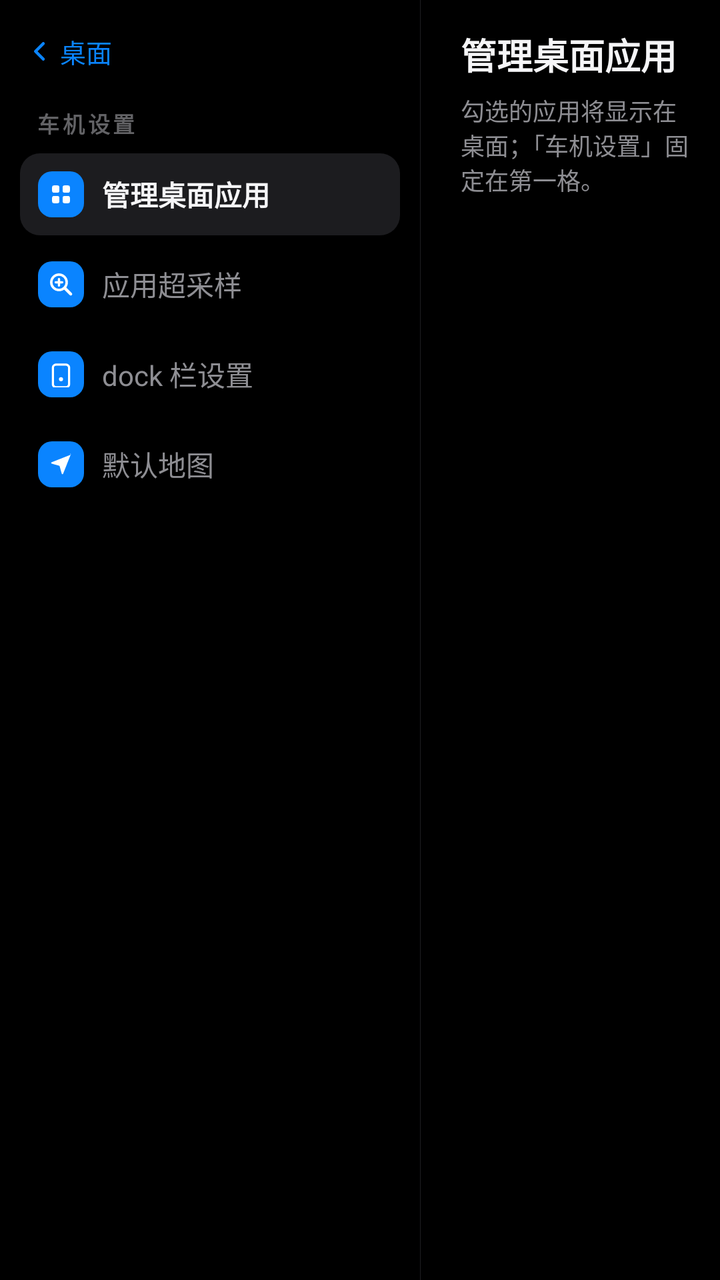
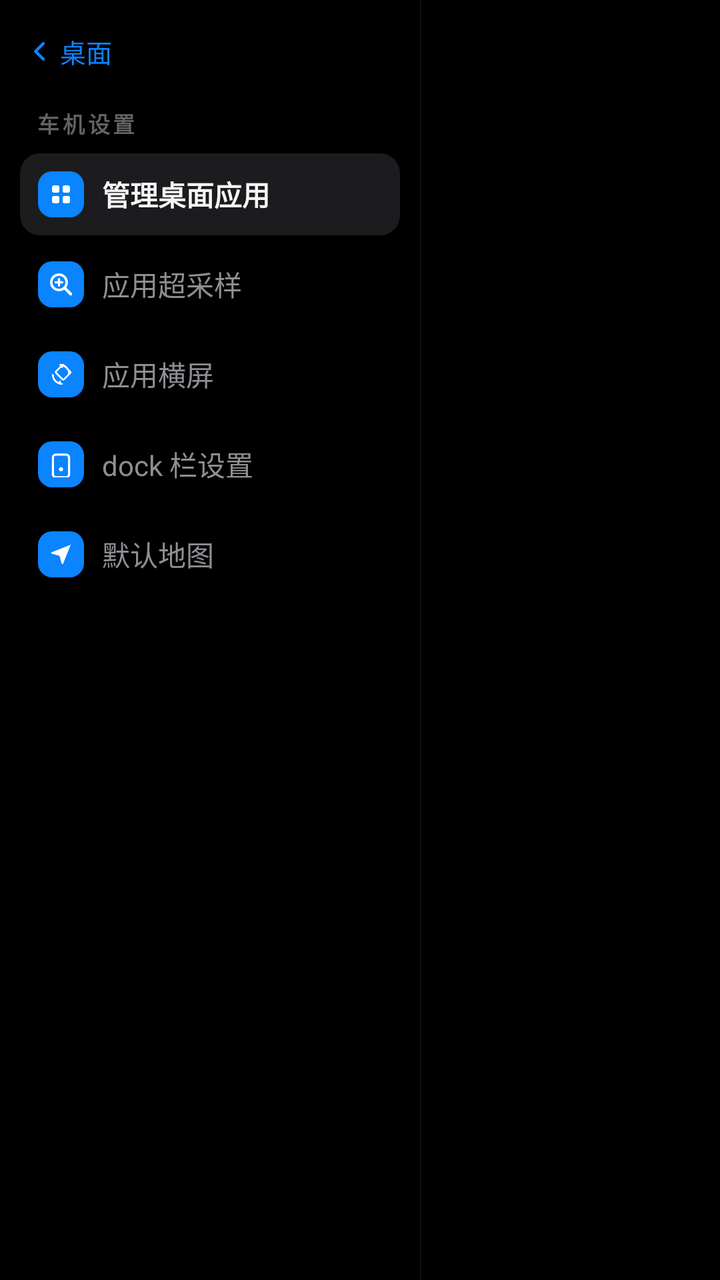

The first picture is an Android layout as it rendered before a commit; the second is the same layout after the commit. The layout source and the unified diff follow.
<!-- AndroidManifest.xml: activity theme Theme.CarPlaySender.Settings -->
<!-- res/layout/activity_settings.xml -->
<?xml version="1.0" encoding="utf-8"?>
<LinearLayout xmlns:android="http://schemas.android.com/apk/res/android"
    android:layout_width="match_parent"
    android:layout_height="match_parent"
    android:orientation="horizontal"
    android:background="#FF000000">

    
    <LinearLayout
        android:id="@+id/settingsMenu"
        android:layout_width="210dp"
        android:layout_height="match_parent"
        android:orientation="vertical"
        android:paddingLeft="10dp"
        android:paddingRight="10dp"
        android:paddingTop="10dp"
        android:paddingBottom="12dp">

        <TextView
            android:id="@+id/btnBack"
            android:layout_width="wrap_content"
            android:layout_height="wrap_content"
            android:background="?android:attr/selectableItemBackground"
            android:drawableLeft="@drawable/ic_chevron_left"
            android:drawablePadding="4dp"
            android:gravity="center_vertical"
            android:paddingLeft="4dp"
            android:paddingTop="6dp"
            android:paddingRight="10dp"
            android:paddingBottom="6dp"
            android:text="桌面"
            android:textColor="#FF0A84FF"
            android:textSize="13sp" />

        <TextView
            android:layout_width="match_parent"
            android:layout_height="wrap_content"
            android:layout_marginLeft="8dp"
            android:layout_marginTop="12dp"
            android:layout_marginRight="8dp"
            android:letterSpacing="0.14"
            android:text="车机设置"
            android:textColor="#FF636366"
            android:textSize="11sp"
            android:textStyle="bold" />

        <LinearLayout
            android:id="@+id/menuDesktopApps"
            android:layout_width="match_parent"
            android:layout_height="wrap_content"
            android:layout_marginTop="7dp"
            android:background="@drawable/bg_menu_item"
            android:gravity="center_vertical"
            android:orientation="horizontal"
            android:padding="9dp">

            <ImageView
                android:layout_width="23dp"
                android:layout_height="23dp"
                android:background="@drawable/bg_menu_chip"
                android:importantForAccessibility="no"
                android:padding="5dp"
                android:src="@drawable/ic_menu_grid" />

            <TextView
                android:layout_width="wrap_content"
                android:layout_height="wrap_content"
                android:layout_marginLeft="9dp"
                android:text="管理桌面应用"
                android:textColor="#FFF5F5F7"
                android:textSize="14sp"
                android:textStyle="bold" />
        </LinearLayout>

        <LinearLayout
            android:id="@+id/menuSupersample"
            android:layout_width="match_parent"
            android:layout_height="wrap_content"
            android:layout_marginTop="4dp"
            android:background="?android:attr/selectableItemBackground"
            android:gravity="center_vertical"
            android:orientation="horizontal"
            android:padding="9dp">

            <ImageView
                android:layout_width="23dp"
                android:layout_height="23dp"
                android:background="@drawable/bg_menu_chip"
                android:importantForAccessibility="no"
                android:padding="5dp"
                android:src="@drawable/ic_menu_zoom" />

            <TextView
                android:layout_width="wrap_content"
                android:layout_height="wrap_content"
                android:layout_marginLeft="9dp"
                android:text="应用超采样"
                android:textColor="#FF8E8E93"
                android:textSize="14sp" />
        </LinearLayout>

        <LinearLayout
            android:id="@+id/menuDock"
            android:layout_width="match_parent"
            android:layout_height="wrap_content"
            android:layout_marginTop="4dp"
            android:background="?android:attr/selectableItemBackground"
            android:gravity="center_vertical"
            android:orientation="horizontal"
            android:padding="9dp">

            <ImageView
                android:layout_width="23dp"
                android:layout_height="23dp"
                android:background="@drawable/bg_menu_chip"
                android:importantForAccessibility="no"
                android:padding="5dp"
                android:src="@drawable/ic_menu_dock" />

            <TextView
                android:layout_width="wrap_content"
                android:layout_height="wrap_content"
                android:layout_marginLeft="9dp"
                android:text="dock 栏设置"
                android:textColor="#FF8E8E93"
                android:textSize="14sp" />
        </LinearLayout>

        <LinearLayout
            android:id="@+id/menuDefaultMap"
            android:layout_width="match_parent"
            android:layout_height="wrap_content"
            android:layout_marginTop="4dp"
            android:background="?android:attr/selectableItemBackground"
            android:gravity="center_vertical"
            android:orientation="horizontal"
            android:padding="9dp">

            <ImageView
                android:layout_width="23dp"
                android:layout_height="23dp"
                android:background="@drawable/bg_menu_chip"
                android:importantForAccessibility="no"
                android:padding="5dp"
                android:src="@drawable/ic_menu_map" />

            <TextView
                android:layout_width="wrap_content"
                android:layout_height="wrap_content"
                android:layout_marginLeft="9dp"
                android:text="默认地图"
                android:textColor="#FF8E8E93"
                android:textSize="14sp" />
        </LinearLayout>
    </LinearLayout>

    <View
        android:layout_width="1px"
        android:layout_height="match_parent"
        android:background="#FF1E1E21" />

    
    <FrameLayout
        android:layout_width="0dp"
        android:layout_height="match_parent"
        android:layout_weight="1">

        
        <LinearLayout
            android:id="@+id/contentDesktopApps"
            android:layout_width="match_parent"
            android:layout_height="match_parent"
            android:orientation="vertical"
            android:paddingLeft="20dp"
            android:paddingRight="13dp"
            android:paddingTop="14dp"
            android:paddingBottom="10dp">

            <LinearLayout
                android:layout_width="match_parent"
                android:layout_height="wrap_content"
                android:gravity="bottom"
                android:orientation="horizontal">

                <TextView
                    android:layout_width="wrap_content"
                    android:layout_height="wrap_content"
                    android:text="管理桌面应用"
                    android:textColor="#FFF5F5F7"
                    android:textSize="18sp"
                    android:textStyle="bold" />

                <TextView
                    android:id="@+id/settingsCount"
                    android:layout_width="wrap_content"
                    android:layout_height="wrap_content"
                    android:layout_marginLeft="10dp"
                    android:textColor="#FF8E8E93"
                    android:textSize="12sp" />
            </LinearLayout>

            <TextView
                android:layout_width="match_parent"
                android:layout_height="wrap_content"
                android:layout_marginTop="6dp"
                android:layout_marginBottom="11dp"
                android:text="勾选的应用将显示在桌面；「车机设置」固定在第一格。"
                android:textColor="#FF8E8E93"
                android:textSize="12sp" />

            
            <FrameLayout
                android:layout_width="match_parent"
                android:layout_height="0dp"
                android:layout_weight="1">

                <androidx.recyclerview.widget.RecyclerView
                    android:id="@+id/appList"
                    android:layout_width="match_parent"
                    android:layout_height="match_parent"
                    android:clipToPadding="false"
                    android:paddingRight="26dp"
                    android:scrollbars="vertical" />

                <LinearLayout
                    android:id="@+id/appListIndex"
                    android:layout_width="wrap_content"
                    android:layout_height="wrap_content"
                    android:layout_gravity="right|center_vertical"
                    android:orientation="vertical"
                    android:paddingLeft="6dp" />
            </FrameLayout>
        </LinearLayout>

        
        <LinearLayout
            android:id="@+id/contentSupersample"
            android:layout_width="match_parent"
            android:layout_height="match_parent"
            android:orientation="vertical"
            android:paddingLeft="20dp"
            android:paddingRight="13dp"
            android:paddingTop="14dp"
            android:paddingBottom="10dp"
            android:visibility="gone">

            <TextView
                android:layout_width="wrap_content"
                android:layout_height="wrap_content"
                android:text="应用超采样"
                android:textColor="#FFF5F5F7"
                android:textSize="18sp"
                android:textStyle="bold" />

            <TextView
                android:layout_width="match_parent"
                android:layout_height="wrap_content"
                android:layout_marginTop="6dp"
                android:layout_marginBottom="11dp"
                android:text="超采样以 1.5× 分辨率渲染再缩回，竖屏应用顶部空带更小；横屏应用建议关闭（更清晰流畅）。自动 = 检测为竖屏应用时开启。"
                android:textColor="#FF8E8E93"
                android:textSize="12sp" />

            
            <FrameLayout
                android:layout_width="match_parent"
                android:layout_height="0dp"
                android:layout_weight="1">

                <androidx.recyclerview.widget.RecyclerView
                    android:id="@+id/ssList"
                    android:layout_width="match_parent"
                    android:layout_height="match_parent"
                    android:clipToPadding="false"
                    android:paddingRight="26dp"
                    android:scrollbars="vertical" />

                <LinearLayout
                    android:id="@+id/ssListIndex"
                    android:layout_width="wrap_content"
                    android:layout_height="wrap_content"
                    android:layout_gravity="right|center_vertical"
                    android:orientation="vertical"
                    android:paddingLeft="6dp" />
            </FrameLayout>
        </LinearLayout>

        
        <LinearLayout
            android:id="@+id/contentDock"
            android:layout_width="match_parent"
            android:layout_height="match_parent"
            android:orientation="vertical"
            android:paddingLeft="20dp"
            android:paddingRight="13dp"
            android:paddingTop="14dp"
            android:paddingBottom="10dp"
            android:visibility="gone">

            <TextView
                android:layout_width="wrap_content"
                android:layout_height="wrap_content"
                android:text="dock 栏设置"
                android:textColor="#FFF5F5F7"
                android:textSize="18sp"
                android:textStyle="bold" />

            <TextView
                android:layout_width="match_parent"
                android:layout_height="wrap_content"
                android:layout_marginTop="6dp"
                android:layout_marginBottom="11dp"
                android:text="调整 dock 栏壁纸的暗幕透明度与高斯模糊程度，拖动即时生效。"
                android:textColor="#FF8E8E93"
                android:textSize="12sp" />

            <TextView
                android:layout_width="wrap_content"
                android:layout_height="wrap_content"
                android:text="暗幕透明度"
                android:textColor="#FFF5F5F7"
                android:textSize="14sp" />

            <LinearLayout
                android:layout_width="match_parent"
                android:layout_height="wrap_content"
                android:layout_marginTop="4dp"
                android:gravity="center_vertical"
                android:orientation="horizontal">

                <SeekBar
                    android:id="@+id/dockScrimSeek"
                    android:layout_width="0dp"
                    android:layout_height="wrap_content"
                    android:layout_weight="1"
                    android:max="100" />

                <TextView
                    android:id="@+id/dockScrimValue"
                    android:layout_width="52dp"
                    android:layout_height="wrap_content"
                    android:layout_marginLeft="8dp"
                    android:gravity="right"
                    android:textColor="#FF8E8E93"
                    android:textSize="12sp" />
            </LinearLayout>

            <TextView
                android:layout_width="wrap_content"
                android:layout_height="wrap_content"
                android:layout_marginTop="14dp"
                android:text="背景模糊程度"
                android:textColor="#FFF5F5F7"
                android:textSize="14sp" />

            <LinearLayout
                android:layout_width="match_parent"
                android:layout_height="wrap_content"
                android:layout_marginTop="4dp"
                android:gravity="center_vertical"
                android:orientation="horizontal">

                <SeekBar
                    android:id="@+id/dockBlurSeek"
                    android:layout_width="0dp"
                    android:layout_height="wrap_content"
                    android:layout_weight="1"
                    android:max="100" />

                <TextView
                    android:id="@+id/dockBlurValue"
                    android:layout_width="52dp"
                    android:layout_height="wrap_content"
                    android:layout_marginLeft="8dp"
                    android:gravity="right"
                    android:textColor="#FF8E8E93"
                    android:textSize="12sp" />
            </LinearLayout>
        </LinearLayout>

        
        <LinearLayout
            android:id="@+id/contentDefaultMap"
            android:layout_width="match_parent"
            android:layout_height="match_parent"
            android:orientation="vertical"
            android:paddingLeft="20dp"
            android:paddingRight="13dp"
            android:paddingTop="14dp"
            android:paddingBottom="10dp"
            android:visibility="gone">

            <TextView
                android:layout_width="wrap_content"
                android:layout_height="wrap_content"
                android:text="默认地图"
                android:textColor="#FFF5F5F7"
                android:textSize="18sp"
                android:textStyle="bold" />

            <TextView
                android:layout_width="match_parent"
                android:layout_height="wrap_content"
                android:layout_marginTop="6dp"
                android:layout_marginBottom="11dp"
                android:text="仪表盘地图 tile 与「⤢ 全屏地图」使用的地图应用。"
                android:textColor="#FF8E8E93"
                android:textSize="12sp" />

            <LinearLayout
                android:id="@+id/mapOptions"
                android:layout_width="match_parent"
                android:layout_height="wrap_content"
                android:orientation="vertical" />
        </LinearLayout>

        
        <TextView
            android:id="@+id/settingsToast"
            android:layout_width="wrap_content"
            android:layout_height="wrap_content"
            android:layout_gravity="bottom|center_horizontal"
            android:layout_marginBottom="21dp"
            android:alpha="0"
            android:background="@drawable/bg_settings_toast"
            android:paddingLeft="13dp"
            android:paddingTop="7dp"
            android:paddingRight="13dp"
            android:paddingBottom="7dp"
            android:textColor="#FFE5E5EA"
            android:textSize="12sp" />
    </FrameLayout>
</LinearLayout>
<!-- resources referenced by this layout -->
<resources>
  <!-- drawable bg_menu_chip (drawable) -->
  <?xml version="1.0" encoding="utf-8"?>
  <shape xmlns:android="http://schemas.android.com/apk/res/android"
      android:shape="rectangle">
      <solid android:color="#FF0A84FF" />
      <corners android:radius="7dp" />
  </shape>
  <!-- drawable bg_menu_item (drawable) -->
  <?xml version="1.0" encoding="utf-8"?>
  <shape xmlns:android="http://schemas.android.com/apk/res/android"
      android:shape="rectangle">
      <solid android:color="#FF1C1C1F" />
      <corners android:radius="10dp" />
  </shape>
  <!-- drawable bg_settings_toast (drawable) -->
  <?xml version="1.0" encoding="utf-8"?>
  <shape xmlns:android="http://schemas.android.com/apk/res/android"
      android:shape="rectangle">
      <solid android:color="#F01C1C1F" />
      <corners android:radius="8dp" />
  </shape>
  <!-- drawable ic_chevron_left (drawable) -->
  <?xml version="1.0" encoding="utf-8"?>
  <vector xmlns:android="http://schemas.android.com/apk/res/android"
      android:width="12dp"
      android:height="12dp"
      android:viewportWidth="16"
      android:viewportHeight="16">
      <path
          android:pathData="M10.2,2.8 L5,8 L10.2,13.2"
          android:strokeColor="#FF0A84FF"
          android:strokeWidth="2"
          android:strokeLineCap="round"
          android:strokeLineJoin="round"
          android:fillColor="#00000000" />
  </vector>
  <!-- drawable ic_menu_map (drawable) -->
  <?xml version="1.0" encoding="utf-8"?>
  <vector xmlns:android="http://schemas.android.com/apk/res/android"
      android:width="13dp"
      android:height="13dp"
      android:viewportWidth="64"
      android:viewportHeight="64">
      <path
          android:fillColor="#FFFFFFFF"
          android:pathData="M56.3,8.2 L8.9,26.9 c-1.6,0.6 -1.5,2.9 0.2,3.4 l19.3,5.4 5.4,19.3 c0.5,1.7 2.8,1.8 3.4,0.2 L56,7.8 c0.5,-1.3 -0.8,-2.6 -2.1,-2.1 z" />
  </vector>
  <style name="Theme.CarPlaySender.Settings" parent="Theme.CarPlaySender.Launcher">
          <item name="android:windowAnimationStyle">@style/CarPlaySettingsAnimation</item>
      </style>
  <style name="Theme.CarPlaySender.Launcher" parent="Theme.AppCompat.DayNight.NoActionBar">
          <item name="android:windowBackground">@android:color/transparent</item>
          <item name="android:colorBackground">@android:color/transparent</item>
          <item name="android:windowIsTranslucent">true</item>
          <item name="android:statusBarColor">#101418</item>
          <item name="android:windowLightStatusBar">false</item>
      </style>
  <style name="CarPlaySettingsAnimation" parent="">
          <item name="android:activityOpenEnterAnimation">@anim/settings_in</item>
          <item name="android:activityOpenExitAnimation">@anim/stay</item>
          <item name="android:activityCloseEnterAnimation">@anim/stay</item>
          <item name="android:activityCloseExitAnimation">@anim/settings_out</item>
      </style>
  <!-- unchanged entries left out for length: 3 -->
</resources>

<!-- the commit's change to res/layout/activity_settings.xml (unified diff, before → after) -->
@@ -100,6 +100,33 @@
         </LinearLayout>
 
         <LinearLayout
+            android:id="@+id/menuOrientation"
+            android:layout_width="match_parent"
+            android:layout_height="wrap_content"
+            android:layout_marginTop="4dp"
+            android:background="?android:attr/selectableItemBackground"
+            android:gravity="center_vertical"
+            android:orientation="horizontal"
+            android:padding="9dp">
+
+            <ImageView
+                android:layout_width="23dp"
+                android:layout_height="23dp"
+                android:background="@drawable/bg_menu_chip"
+                android:importantForAccessibility="no"
+                android:padding="5dp"
+                android:src="@drawable/ic_screen_rotation" />
+
+            <TextView
+                android:layout_width="wrap_content"
+                android:layout_height="wrap_content"
+                android:layout_marginLeft="9dp"
+                android:text="应用横屏"
+                android:textColor="#FF8E8E93"
+                android:textSize="14sp" />
+        </LinearLayout>
+
+        <LinearLayout
             android:id="@+id/menuDock"
             android:layout_width="match_parent"
             android:layout_height="wrap_content"
@@ -166,253 +193,11 @@
         android:layout_weight="1">
 
         
-        <LinearLayout
-            android:id="@+id/contentDesktopApps"
+        <FrameLayout
+            android:id="@+id/settingsContainer"
             android:layout_width="match_parent"
             android:layout_height="match_parent"
-            android:orientation="vertical"
-            android:paddingLeft="20dp"
-            android:paddingRight="13dp"
-            android:paddingTop="14dp"
-            android:paddingBottom="10dp">
-
-            <LinearLayout
-                android:layout_width="match_parent"
-                android:layout_height="wrap_content"
-                android:gravity="bottom"
-                android:orientation="horizontal">
-
-                <TextView
-                    android:layout_width="wrap_content"
-                    android:layout_height="wrap_content"
-                    android:text="管理桌面应用"
-                    android:textColor="#FFF5F5F7"
-                    android:textSize="18sp"
-                    android:textStyle="bold" />
-
-                <TextView
-                    android:id="@+id/settingsCount"
-                    android:layout_width="wrap_content"
-                    android:layout_height="wrap_content"
-                    android:layout_marginLeft="10dp"
-                    android:textColor="#FF8E8E93"
-                    android:textSize="12sp" />
-            </LinearLayout>
-
-            <TextView
-                android:layout_width="match_parent"
-                android:layout_height="wrap_content"
-                android:layout_marginTop="6dp"
-                android:layout_marginBottom="11dp"
-                android:text="勾选的应用将显示在桌面；「车机设置」固定在第一格。"
-                android:textColor="#FF8E8E93"
-                android:textSize="12sp" />
-
-            
-            <FrameLayout
-                android:layout_width="match_parent"
-                android:layout_height="0dp"
-                android:layout_weight="1">
-
-                <androidx.recyclerview.widget.RecyclerView
-                    android:id="@+id/appList"
-                    android:layout_width="match_parent"
-                    android:layout_height="match_parent"
-                    android:clipToPadding="false"
-                    android:paddingRight="26dp"
-                    android:scrollbars="vertical" />
-
-                <LinearLayout
-                    android:id="@+id/appListIndex"
-                    android:layout_width="wrap_content"
-                    android:layout_height="wrap_content"
-                    android:layout_gravity="right|center_vertical"
-                    android:orientation="vertical"
-                    android:paddingLeft="6dp" />
-            </FrameLayout>
-        </LinearLayout>
-
-        
-        <LinearLayout
-            android:id="@+id/contentSupersample"
-            android:layout_width="match_parent"
-            android:layout_height="match_parent"
-            android:orientation="vertical"
-            android:paddingLeft="20dp"
-            android:paddingRight="13dp"
-            android:paddingTop="14dp"
-            android:paddingBottom="10dp"
-            android:visibility="gone">
-
-            <TextView
-                android:layout_width="wrap_content"
-                android:layout_height="wrap_content"
-                android:text="应用超采样"
-                android:textColor="#FFF5F5F7"
-                android:textSize="18sp"
-                android:textStyle="bold" />
-
-            <TextView
-                android:layout_width="match_parent"
-                android:layout_height="wrap_content"
-                android:layout_marginTop="6dp"
-                android:layout_marginBottom="11dp"
-                android:text="超采样以 1.5× 分辨率渲染再缩回，竖屏应用顶部空带更小；横屏应用建议关闭（更清晰流畅）。自动 = 检测为竖屏应用时开启。"
-                android:textColor="#FF8E8E93"
-                android:textSize="12sp" />
-
-            
-            <FrameLayout
-                android:layout_width="match_parent"
-                android:layout_height="0dp"
-                android:layout_weight="1">
-
-                <androidx.recyclerview.widget.RecyclerView
-                    android:id="@+id/ssList"
-                    android:layout_width="match_parent"
-                    android:layout_height="match_parent"
-                    android:clipToPadding="false"
-                    android:paddingRight="26dp"
-                    android:scrollbars="vertical" />
-
-                <LinearLayout
-                    android:id="@+id/ssListIndex"
-                    android:layout_width="wrap_content"
-                    android:layout_height="wrap_content"
-                    android:layout_gravity="right|center_vertical"
-                    android:orientation="vertical"
-                    android:paddingLeft="6dp" />
-            </FrameLayout>
-        </LinearLayout>
-
-        
-        <LinearLayout
-            android:id="@+id/contentDock"
-            android:layout_width="match_parent"
-            android:layout_height="match_parent"
-            android:orientation="vertical"
-            android:paddingLeft="20dp"
-            android:paddingRight="13dp"
-            android:paddingTop="14dp"
-            android:paddingBottom="10dp"
-            android:visibility="gone">
-
-            <TextView
-                android:layout_width="wrap_content"
-                android:layout_height="wrap_content"
-                android:text="dock 栏设置"
-                android:textColor="#FFF5F5F7"
-                android:textSize="18sp"
-                android:textStyle="bold" />
-
-            <TextView
-                android:layout_width="match_parent"
-                android:layout_height="wrap_content"
-                android:layout_marginTop="6dp"
-                android:layout_marginBottom="11dp"
-                android:text="调整 dock 栏壁纸的暗幕透明度与高斯模糊程度，拖动即时生效。"
-                android:textColor="#FF8E8E93"
-                android:textSize="12sp" />
-
-            <TextView
-                android:layout_width="wrap_content"
-                android:layout_height="wrap_content"
-                android:text="暗幕透明度"
-                android:textColor="#FFF5F5F7"
-                android:textSize="14sp" />
-
-            <LinearLayout
-                android:layout_width="match_parent"
-                android:layout_height="wrap_content"
-                android:layout_marginTop="4dp"
-                android:gravity="center_vertical"
-                android:orientation="horizontal">
-
-                <SeekBar
-                    android:id="@+id/dockScrimSeek"
-                    android:layout_width="0dp"
-                    android:layout_height="wrap_content"
-                    android:layout_weight="1"
-                    android:max="100" />
-
-                <TextView
-                    android:id="@+id/dockScrimValue"
-                    android:layout_width="52dp"
-                    android:layout_height="wrap_content"
-                    android:layout_marginLeft="8dp"
-                    android:gravity="right"
-                    android:textColor="#FF8E8E93"
-                    android:textSize="12sp" />
-            </LinearLayout>
-
-            <TextView
-                android:layout_width="wrap_content"
-                android:layout_height="wrap_content"
-                android:layout_marginTop="14dp"
-                android:text="背景模糊程度"
-                android:textColor="#FFF5F5F7"
-                android:textSize="14sp" />
-
-            <LinearLayout
-                android:layout_width="match_parent"
-                android:layout_height="wrap_content"
-                android:layout_marginTop="4dp"
-                android:gravity="center_vertical"
-                android:orientation="horizontal">
-
-                <SeekBar
-                    android:id="@+id/dockBlurSeek"
-                    android:layout_width="0dp"
-                    android:layout_height="wrap_content"
-                    android:layout_weight="1"
-                    android:max="100" />
-
-                <TextView
-                    android:id="@+id/dockBlurValue"
-                    android:layout_width="52dp"
-                    android:layout_height="wrap_content"
-                    android:layout_marginLeft="8dp"
-                    android:gravity="right"
-                    android:textColor="#FF8E8E93"
-                    android:textSize="12sp" />
-            </LinearLayout>
-        </LinearLayout>
-
-        
-        <LinearLayout
-            android:id="@+id/contentDefaultMap"
-            android:layout_width="match_parent"
-            android:layout_height="match_parent"
-            android:orientation="vertical"
-            android:paddingLeft="20dp"
-            android:paddingRight="13dp"
-            android:paddingTop="14dp"
-            android:paddingBottom="10dp"
-            android:visibility="gone">
-
-            <TextView
-                android:layout_width="wrap_content"
-                android:layout_height="wrap_content"
-                android:text="默认地图"
-                android:textColor="#FFF5F5F7"
-                android:textSize="18sp"
-                android:textStyle="bold" />
-
-            <TextView
-                android:layout_width="match_parent"
-                android:layout_height="wrap_content"
-                android:layout_marginTop="6dp"
-                android:layout_marginBottom="11dp"
-                android:text="仪表盘地图 tile 与「⤢ 全屏地图」使用的地图应用。"
-                android:textColor="#FF8E8E93"
-                android:textSize="12sp" />
-
-            <LinearLayout
-                android:id="@+id/mapOptions"
-                android:layout_width="match_parent"
-                android:layout_height="wrap_content"
-                android:orientation="vertical" />
-        </LinearLayout>
+            android:layout_weight="1" />
 
         
         <TextView
<!-- resource entries referenced after the edit -->
@@ -47,6 +47,20 @@
           android:fillColor="#FFFFFFFF"
           android:pathData="M56.3,8.2 L8.9,26.9 c-1.6,0.6 -1.5,2.9 0.2,3.4 l19.3,5.4 5.4,19.3 c0.5,1.7 2.8,1.8 3.4,0.2 L56,7.8 c0.5,-1.3 -0.8,-2.6 -2.1,-2.1 z" />
   </vector>
+  <!-- drawable ic_screen_rotation (drawable) -->
+  <vector xmlns:android="http://schemas.android.com/apk/res/android"
+      android:width="24dp" android:height="24dp"
+      android:viewportWidth="24" android:viewportHeight="24">
+      <path android:pathData="M7.5,9.2 C7.1,9.6 7.1,10.3 7.5,10.7 L13.3,16.5 C13.7,16.9 14.4,16.9 14.8,16.5 L20.4,10.9 C20.8,10.5 20.8,9.8 20.4,9.4 L14.6,3.6 C14.2,3.2 13.5,3.2 13.1,3.6 Z"
+          android:strokeColor="#FFFFFF" android:strokeWidth="1.6"
+          android:strokeLineCap="round" android:strokeLineJoin="round" android:fillColor="#00000000"/>
+      <path android:pathData="M4.5,12.5 C4.5,16.4 7.2,19.7 11,20.4 M19.5,11.5 C19.5,7.6 16.8,4.3 13,3.6"
+          android:strokeColor="#FFFFFF" android:strokeWidth="1.6"
+          android:strokeLineCap="round" android:fillColor="#00000000"/>
+      <path android:pathData="M11.2,3.2 L13.2,3.4 L13,5.4 M12.8,20.8 L10.8,20.6 L11,18.6"
+          android:strokeColor="#FFFFFF" android:strokeWidth="1.6"
+          android:strokeLineCap="round" android:strokeLineJoin="round" android:fillColor="#00000000"/>
+  </vector>
   <style name="Theme.CarPlaySender.Settings" parent="Theme.CarPlaySender.Launcher">
           <item name="android:windowAnimationStyle">@style/CarPlaySettingsAnimation</item>
       </style>
